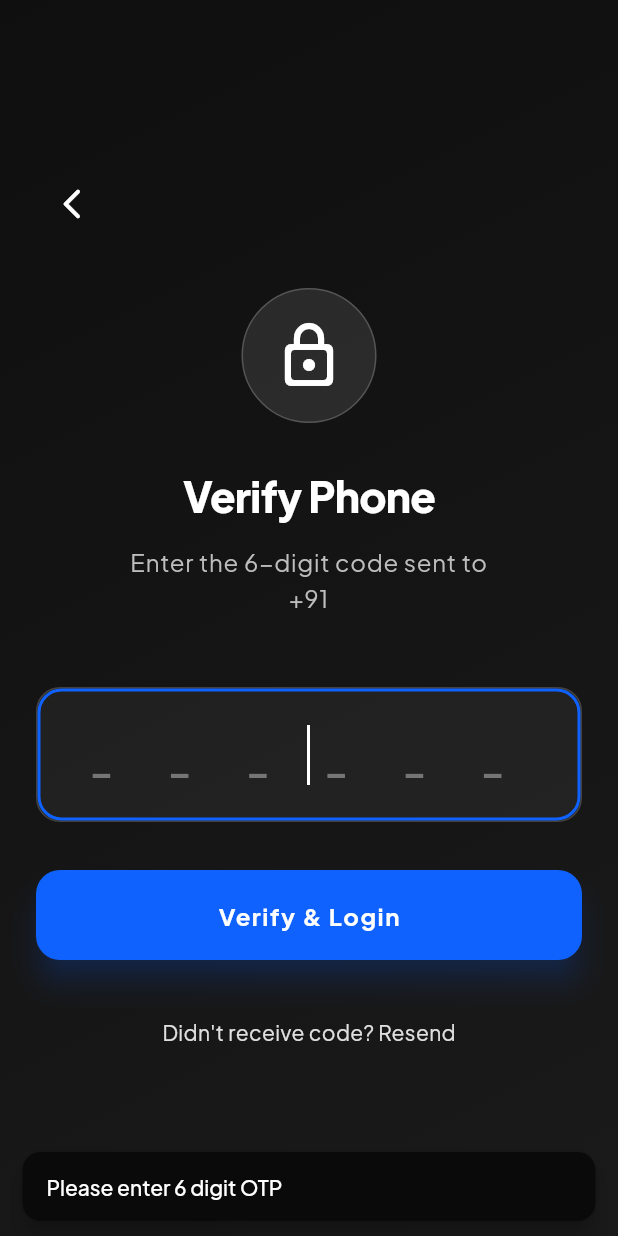
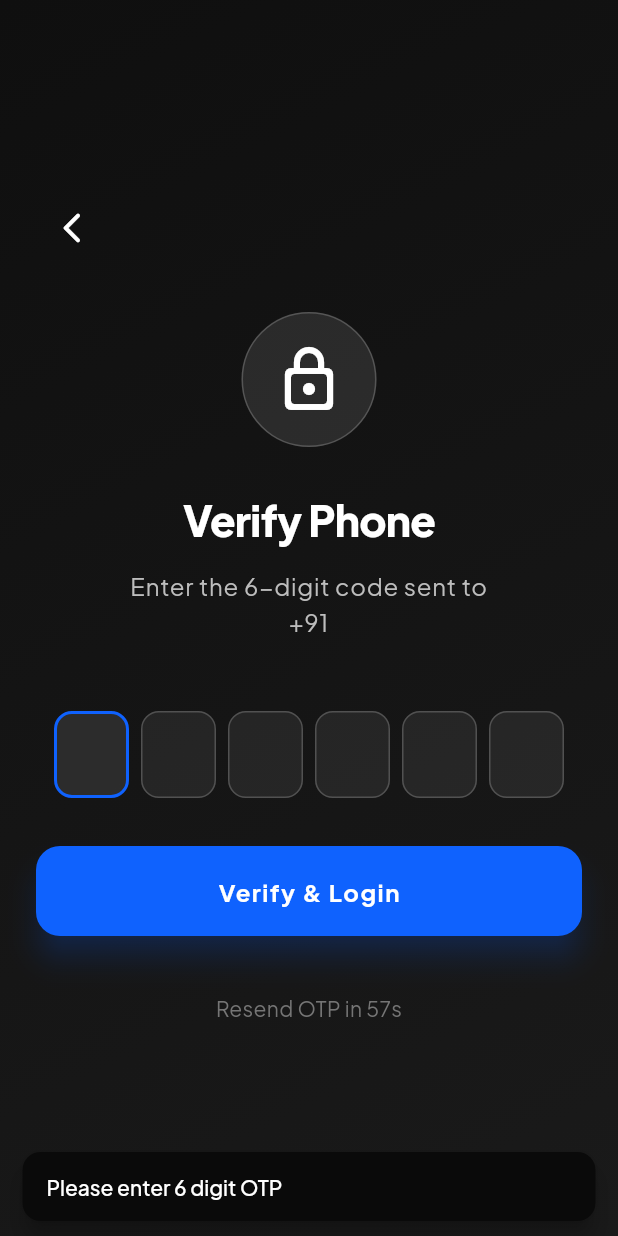
Before and after one commit to RURBOO/Rurboo-drive-app, a Flutter app: the OtpScreen screen opened directly with empty values, after a tap on "Verify & Login", on a phone screen of 412 x 824 dp. Run offline on Flutter 3.47's test engine with Material 3 defaults, Android fonts, the phone set to English and light mode, and no system bars; drawn by our look-alikes of flutter_animate, pinput; our stand-ins replace cloud_firestore, connectivity_plus, firebase_auth, firebase_core, firebase_messaging, firebase_storage and 15 more; missing offline and left inert: firebase_app_check, geoflutterfire_plus, razorpay_flutter; accounts and stored records are empty.

Commit message:
feat: production fixes for OTP UX, Driver Alliance, notification icons, and version bump to 1.0.2+4

```diff
--- a/lib/core/services/notification_service.dart
+++ b/lib/core/services/notification_service.dart
@@ -36,7 +36,7 @@ class NotificationService {
     }
 
     const AndroidInitializationSettings androidSettings =
-        AndroidInitializationSettings('@mipmap/ic_launcher');
+        AndroidInitializationSettings('@drawable/ic_stat_notify');
     const DarwinInitializationSettings iosSettings =
         DarwinInitializationSettings();
 
@@ -94,7 +94,7 @@ class NotificationService {
       priority: Priority.max,
       playSound: true,
       sound: RawResourceAndroidNotificationSound('alert_sound'),
-      icon: '@mipmap/ic_launcher',
+      icon: '@drawable/ic_stat_notify',
       fullScreenIntent: true,
       visibility: NotificationVisibility.public,
       category: AndroidNotificationCategory.call,
--- a/lib/features/auth/views/otp_screen.dart
+++ b/lib/features/auth/views/otp_screen.dart
@@ -1,4 +1,6 @@
+import 'dart:async';
 import 'package:flutter/material.dart';
+import 'package:pinput/pinput.dart';
 import 'package:provider/provider.dart';
 import 'package:firebase_auth/firebase_auth.dart';
 import '../../../core/services/driver_voice_service.dart';
@@ -23,11 +25,14 @@ class OtpScreen extends StatefulWidget {
 }
 
 class _OtpScreenState extends State<OtpScreen> {
-  final TextEditingController otpController = TextEditingController();
+  final TextEditingController _pinController = TextEditingController();
+  final FocusNode _pinFocusNode = FocusNode();
   final _voiceService = DriverVoiceService();
+
   bool _isVerifying = false;
   bool _isResending = false;
-  int _resendCooldown = 0;
+  int _resendCooldown = 60;
+  Timer? _cooldownTimer;
   String _currentVerificationId = '';
 
   @override
@@ -36,6 +41,7 @@ class _OtpScreenState extends State<OtpScreen> {
     _currentVerificationId = widget.verificationId;
     debugPrint("OtpScreen: initState called. isRegistration: ${widget.isRegistration}");
     _initVoice();
+    _startCooldownTimer();
   }
 
   Future<void> _initVoice() async {
@@ -44,12 +50,15 @@ class _OtpScreenState extends State<OtpScreen> {
   }
 
   void _startCooldownTimer() {
+    _cooldownTimer?.cancel();
     setState(() => _resendCooldown = 60);
-    Future.doWhile(() async {
-      await Future.delayed(const Duration(seconds: 1));
-      if (!mounted) return false;
-      setState(() => _resendCooldown--);
-      return _resendCooldown > 0;
+    _cooldownTimer = Timer.periodic(const Duration(seconds: 1), (t) {
+      if (!mounted) { t.cancel(); return; }
+      if (_resendCooldown > 0) {
+        setState(() => _resendCooldown--);
+      } else {
+        t.cancel();
+      }
     });
   }
 
@@ -65,7 +74,6 @@ class _OtpScreenState extends State<OtpScreen> {
       await FirebaseAuth.instance.verifyPhoneNumber(
         phoneNumber: phone,
         verificationCompleted: (credential) async {
-          // Auto-retrieval scenario
           debugPrint("OTP Resend: Auto-verification triggered");
         },
         verificationFailed: (e) {
@@ -113,8 +121,9 @@ class _OtpScreenState extends State<OtpScreen> {
     debugPrint("OtpScreen: _handleVerify TRIGGERED");
     setState(() => _isVerifying = true);
 
-    final cleanOtp = otpController.text.replaceAll(' ', '');
+    final cleanOtp = _pinController.text.trim();
     debugPrint("Clean OTP: $cleanOtp (Length: ${cleanOtp.length})");
+
     if (cleanOtp.length != 6) {
       debugPrint("OTP Length Invalid");
       setState(() => _isVerifying = false);
@@ -144,15 +153,44 @@ class _OtpScreenState extends State<OtpScreen> {
     } catch (e) {
       debugPrint("OTP Verification Exception Caught: $e");
     } finally {
-      if (mounted) {
-        setState(() => _isVerifying = false);
-      }
+      if (mounted) setState(() => _isVerifying = false);
     }
+  }
+
+  @override
+  void dispose() {
+    _pinController.dispose();
+    _pinFocusNode.dispose();
+    _cooldownTimer?.cancel();
+    super.dispose();
   }
 
   @override
   Widget build(BuildContext context) {
     final theme = Theme.of(context);
+
+    final defaultPinTheme = PinTheme(
+      width: 50,
+      height: 58,
+      textStyle: theme.textTheme.headlineMedium?.copyWith(
+        color: Colors.white,
+        fontWeight: FontWeight.bold,
+      ),
+      decoration: BoxDecoration(
+        color: Colors.white.withValues(alpha: 0.07),
+        borderRadius: BorderRadius.circular(12),
+        border: Border.all(color: Colors.white.withValues(alpha: 0.2)),
+      ),
+    );
+
+    final focusedPinTheme = defaultPinTheme.copyDecorationWith(
+      border: Border.all(color: theme.colorScheme.primary, width: 2),
+      color: Colors.white.withValues(alpha: 0.1),
+    );
+
+    final submittedPinTheme = defaultPinTheme.copyDecorationWith(
+      border: Border.all(color: theme.colorScheme.primary),
+    );
 
     return Scaffold(
       backgroundColor: Colors.black,
@@ -177,7 +215,8 @@ class _OtpScreenState extends State<OtpScreen> {
                     alignment: Alignment.centerLeft,
                     child: IconButton(
                       onPressed: () => Navigator.pop(context),
-                      icon: const Icon(Icons.arrow_back_ios_new_rounded, color: Colors.white),
+                      icon: const Icon(Icons.arrow_back_ios_new_rounded,
+                          color: Colors.white),
                     ),
                   ),
 
@@ -190,9 +229,11 @@ class _OtpScreenState extends State<OtpScreen> {
                       decoration: BoxDecoration(
                         color: Colors.white.withValues(alpha: 0.1),
                         shape: BoxShape.circle,
-                        border: Border.all(color: Colors.white.withValues(alpha: 0.2)),
+                        border: Border.all(
+                            color: Colors.white.withValues(alpha: 0.2)),
                       ),
-                      child: const Icon(Icons.lock_outline_rounded, size: 48, color: Colors.white),
+                      child: const Icon(Icons.lock_outline_rounded,
+                          size: 48, color: Colors.white),
                     ),
                   ).animate().scale(delay: 100.ms, duration: 400.ms, curve: Curves.easeOutBack),
 
@@ -210,7 +251,7 @@ class _OtpScreenState extends State<OtpScreen> {
 
                   const SizedBox(height: 16),
 
-                  // Phone Number Display
+                  // Subtitle
                   Text(
                     "Enter the 6-digit code sent to\n+91 ${widget.phoneNumber}",
                     textAlign: TextAlign.center,
@@ -222,63 +263,55 @@ class _OtpScreenState extends State<OtpScreen> {
 
                   const SizedBox(height: 48),
 
-                  // OTP Input Field
-                  Container(
-                    decoration: BoxDecoration(
-                      color: Colors.white.withValues(alpha: 0.05),
-                      borderRadius: BorderRadius.circular(16),
-                      border: Border.all(color: Colors.white.withValues(alpha: 0.15)),
-                    ),
-                    child: TextField(
-                      controller: otpController,
+                  // ─── Pinput OTP ──────────────────────────────────────
+                  Center(
+                    child: Pinput(
+                      length: 6,
+                      controller: _pinController,
+                      focusNode: _pinFocusNode,
+                      autofocus: true,
+                      defaultPinTheme: defaultPinTheme,
+                      focusedPinTheme: focusedPinTheme,
+                      submittedPinTheme: submittedPinTheme,
                       keyboardType: TextInputType.number,
-                      maxLength: 6,
-                      textAlign: TextAlign.center,
-                      autofocus: true,
-                      style: theme.textTheme.headlineLarge?.copyWith(
-                        fontSize: 32,
-                        letterSpacing: 16,
-                        color: Colors.white,
-                        fontWeight: FontWeight.bold,
+                      closeKeyboardWhenCompleted: true,
+                      onCompleted: (_) => _handleVerify(),
+                      cursor: Column(
+                        mainAxisAlignment: MainAxisAlignment.end,
+                        children: [
+                          Container(
+                            margin: const EdgeInsets.only(bottom: 9),
+                            width: 22,
+                            height: 2,
+                            color: theme.colorScheme.primary,
+                          ),
+                        ],
                       ),
-                      onTap: () => _voiceService.announceOTPField(),
-                      decoration: InputDecoration(
-                        hintText: "_ _ _ _ _ _",
-                        hintStyle: theme.textTheme.headlineLarge?.copyWith(
-                          color: Colors.grey.shade600,
-                          letterSpacing: 16,
-                        ),
-                        counterText: "",
-                        filled: false,
-                        border: InputBorder.none,
-                        enabledBorder: InputBorder.none,
-                        focusedBorder: OutlineInputBorder(
-                          borderRadius: BorderRadius.circular(16),
-                          borderSide: BorderSide(color: theme.colorScheme.primary, width: 2),
-                        ),
-                        contentPadding: const EdgeInsets.symmetric(vertical: 24, horizontal: 16),
-                      ),
-                      cursorColor: Colors.white,
                     ),
                   ).animate().fade(delay: 400.ms).slideY(begin: 0.2, end: 0),
 
                   const SizedBox(height: 32),
 
-                  // Verify Button
+                  // ─── Verify Button ───────────────────────────────────
                   _isVerifying
-                      ? const Center(child: CircularProgressIndicator(color: Colors.white))
+                      ? const Center(
+                          child: CircularProgressIndicator(color: Colors.white))
                       : ElevatedButton(
                           style: ElevatedButton.styleFrom(
                             padding: const EdgeInsets.symmetric(vertical: 18),
                             backgroundColor: theme.colorScheme.primary,
                             foregroundColor: Colors.white,
-                            shape: RoundedRectangleBorder(borderRadius: BorderRadius.circular(16)),
+                            shape: RoundedRectangleBorder(
+                                borderRadius: BorderRadius.circular(16)),
                             elevation: 8,
-                            shadowColor: theme.colorScheme.primary.withValues(alpha: 0.5),
+                            shadowColor:
+                                theme.colorScheme.primary.withValues(alpha: 0.5),
                           ),
                           onPressed: _handleVerify,
                           child: Text(
-                            widget.isRegistration ? "Verify & Register" : "Verify & Login",
+                            widget.isRegistration
+                                ? "Verify & Register"
+                                : "Verify & Login",
                             style: theme.textTheme.titleMedium?.copyWith(
                               color: Colors.white,
                               fontWeight: FontWeight.bold,
@@ -289,15 +322,24 @@ class _OtpScreenState extends State<OtpScreen> {
 
                   const SizedBox(height: 24),
 
-                  // Resend Code Button
+                  // ─── Resend ──────────────────────────────────────────
                   _isResending
-                      ? const Center(child: SizedBox(height: 20, width: 20, child: CircularProgressIndicator(strokeWidth: 2, color: Colors.white)))
+                      ? const Center(
+                          child: SizedBox(
+                              height: 20,
+                              width: 20,
+                              child: CircularProgressIndicator(
+                                  strokeWidth: 2, color: Colors.white)))
                       : TextButton(
                           onPressed: _resendCooldown > 0 ? null : _resendOTP,
                           child: Text(
-                            _resendCooldown > 0 ? "Resend OTP in ${_resendCooldown}s" : "Didn't receive code? Resend",
+                            _resendCooldown > 0
+                                ? "Resend OTP in ${_resendCooldown}s"
+                                : "Didn't receive code? Resend",
                             style: theme.textTheme.bodyMedium?.copyWith(
-                              color: _resendCooldown > 0 ? Colors.grey.shade600 : Colors.grey.shade300,
+                              color: _resendCooldown > 0
+                                  ? Colors.grey.shade600
+                                  : Colors.grey.shade300,
                             ),
                           ),
                         ).animate().fade(delay: 600.ms),
@@ -309,10 +351,4 @@ class _OtpScreenState extends State<OtpScreen> {
       ),
     );
   }
-
-  @override
-  void dispose() {
-    otpController.dispose();
-    super.dispose();
-  }
 }
--- a/lib/l10n/app_en.arb
+++ b/lib/l10n/app_en.arb
@@ -66,7 +66,7 @@
   "sendOtp": "Send OTP",
   "newDriver": "New Driver?",
   "registerHere": "Register Here",
-  "termsPrivacyLogin": "By continuing, you agree to our\\nTerms of Service & Privacy Policy",
+  "termsPrivacyLogin": "By continuing, you agree to our\nTerms of Service & Privacy Policy",
   "driverRegistration": "Driver Registration",
   "personalDetails": "Personal Details",
   "fullName": "Full Name",
--- a/lib/l10n/app_hi.arb
+++ b/lib/l10n/app_hi.arb
@@ -66,7 +66,7 @@
   "sendOtp": "OTP भेजें",
   "newDriver": "नए ड्राइवर?",
   "registerHere": "यहाँ रजिस्टर करें",
-  "termsPrivacyLogin": "जारी रखकर, आप हमारी\\nसेवा की शर्तों और गोपनीयता नीति से सहमत हैं",
+  "termsPrivacyLogin": "जारी रखकर, आप हमारी\nसेवा की शर्तों और गोपनीयता नीति से सहमत हैं",
   "driverRegistration": "ड्राइवर पंजीकरण",
   "personalDetails": "व्यक्तिगत विवरण",
   "fullName": "पूरा नाम",
--- a/lib/main.dart
+++ b/lib/main.dart
@@ -30,7 +30,9 @@ Future<void> main() async {
   // 🔐 FIREBASE APP CHECK
   try {
     await FirebaseAppCheck.instance.activate(
+      // ignore: deprecated_member_use
       androidProvider: AndroidProvider.playIntegrity,
+      // ignore: deprecated_member_use
       appleProvider: AppleProvider.appAttest,
     );
      // ✅ PROPER TOKEN REFRESH
--- a/pubspec.yaml
+++ b/pubspec.yaml
@@ -16,7 +16,7 @@ publish_to: 'none' # Remove this line if you wish to publish to pub.dev
 # https://developer.apple.com/library/archive/documentation/General/Reference/InfoPlistKeyReference/Articles/CoreFoundationKeys.html
 # In Windows, build-name is used as the major, minor, and patch parts
 # of the product and file versions while build-number is used as the build suffix.
-version: 1.0.1+3
+version: 1.0.2+4
 
 environment:
   sdk: ^3.8.1
@@ -72,6 +72,7 @@ dependencies:
   flutter_rating_bar: ^4.0.1
   google_fonts: ^8.0.2
   flutter_animate: ^4.5.2
+  pinput: ^6.0.2
 
 dev_dependencies:
   flutter_launcher_icons: ^0.13.1
```
Also changed, not shown: lib/features/home/viewmodels/home_viewmodel.dart (+8 -4 lines), pubspec.lock, 3 other files.
